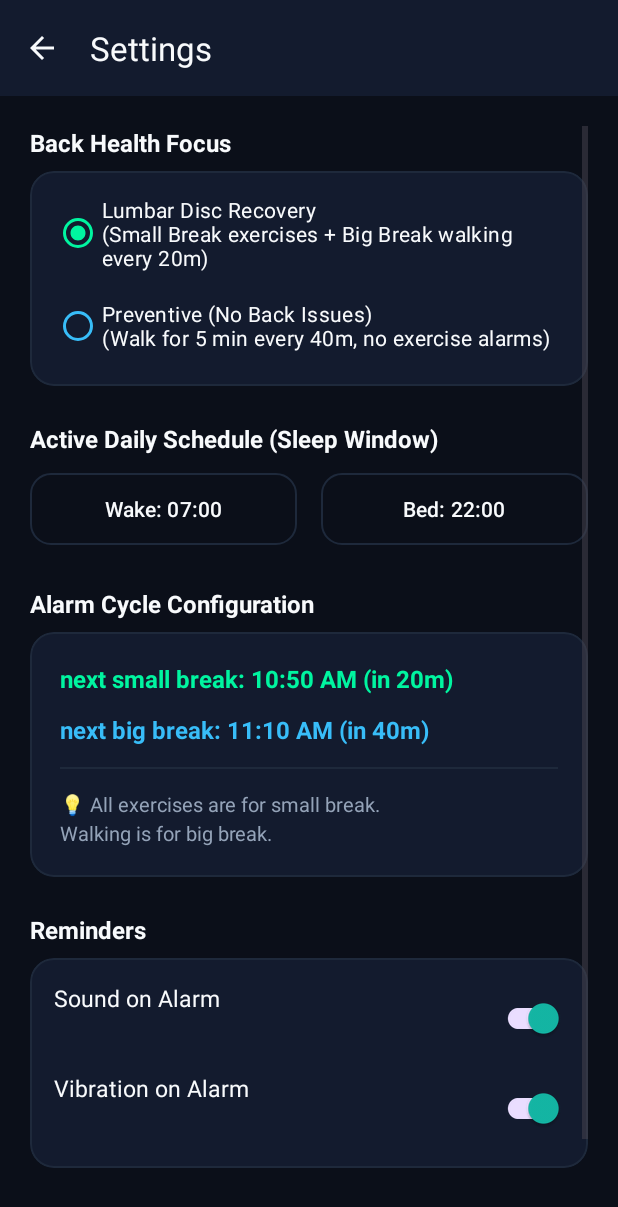
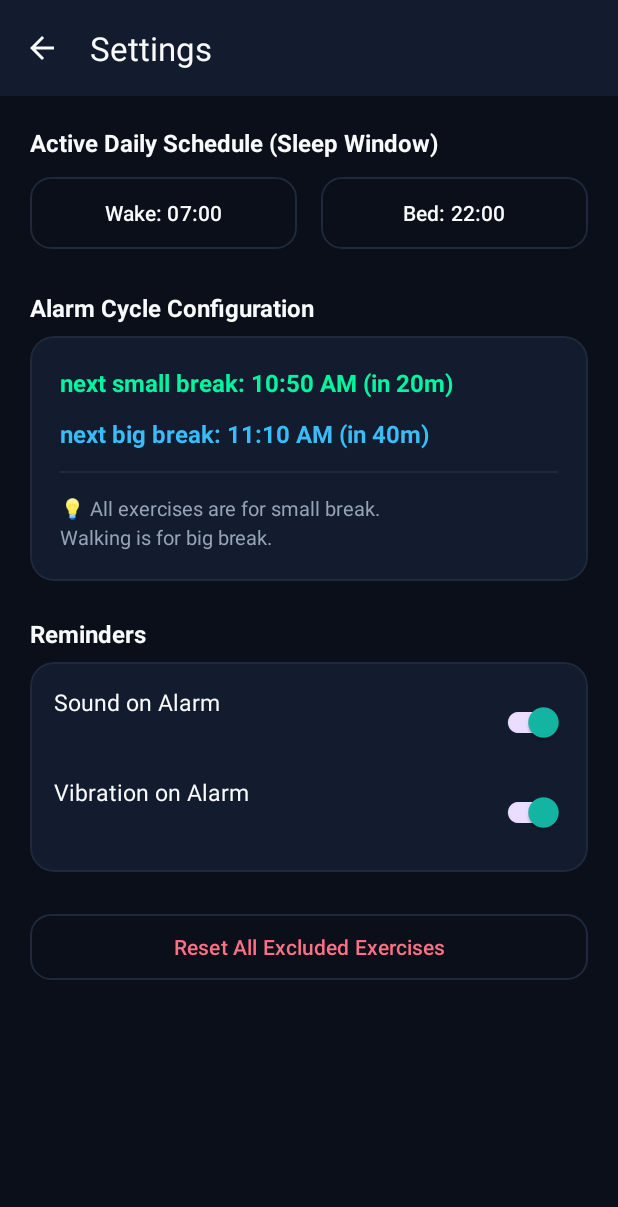
Before and after one commit to RajalaxmiGandadi/back-health, an Android app: the SettingsActivity screen opened directly, with no data from a screen before it, on a phone screen of 412 x 824 dp. Shown: the top 1207 px of the screen. Run offline under Robolectric (Android 15) with nearby library versions, the phone set to English and light mode, and no system bars; our stand-ins replace Room's generated code.

Commit message:
Remove user persona (Lumbar Disc vs Preventive) switcher from Settings

```diff
--- a/app/src/main/res/layout/activity_settings.xml
+++ b/app/src/main/res/layout/activity_settings.xml
@@ -25,53 +25,6 @@
             android:layout_width="match_parent"
             android:layout_height="wrap_content"
             android:orientation="vertical">
-
-            <!-- Focus Routine Profile -->
-            <TextView
-                android:layout_width="wrap_content"
-                android:layout_height="wrap_content"
-                android:layout_marginBottom="8dp"
-                android:text="Back Health Focus"
-                android:textColor="@color/text_primary"
-                android:textSize="16sp"
-                android:textStyle="bold" />
-
-            <com.google.android.material.card.MaterialCardView
-                android:layout_width="match_parent"
-                android:layout_height="wrap_content"
-                android:layout_marginBottom="24dp"
-                app:cardBackgroundColor="@color/card_dark_slate"
-                app:cardCornerRadius="16dp"
-                app:cardElevation="0dp"
-                app:strokeColor="@color/card_border"
-                app:strokeWidth="1dp">
-
-                <RadioGroup
-                    android:id="@+id/rgSettingUserType"
-                    android:layout_width="match_parent"
-                    android:layout_height="wrap_content"
-                    android:padding="16dp">
-
-                    <com.google.android.material.radiobutton.MaterialRadioButton
-                        android:id="@+id/rbSettingDiscPatient"
-                        android:layout_width="match_parent"
-                        android:layout_height="wrap_content"
-                        android:text="Lumbar Disc Recovery\n(Small Break exercises + Big Break walking every 20m)"
-                        android:textColor="@color/text_primary"
-                        android:textSize="14sp"
-                        app:buttonTint="@color/neon_mint" />
-
-                    <com.google.android.material.radiobutton.MaterialRadioButton
-                        android:id="@+id/rbSettingPreventive"
-                        android:layout_width="match_parent"
-                        android:layout_height="wrap_content"
-                        android:layout_marginTop="12dp"
-                        android:text="Preventive (No Back Issues)\n(Walk for 5 min every 40m, no exercise alarms)"
-                        android:textColor="@color/text_primary"
-                        android:textSize="14sp"
-                        app:buttonTint="@color/neon_cyan" />
-                </RadioGroup>
-            </com.google.android.material.card.MaterialCardView>
 
             <!-- Active Schedule / Sleep Window -->
             <TextView
```
Also changed, not shown: app/src/main/java/com/backhealth/ui/settings/SettingsActivity.kt (+0 -30 lines).
